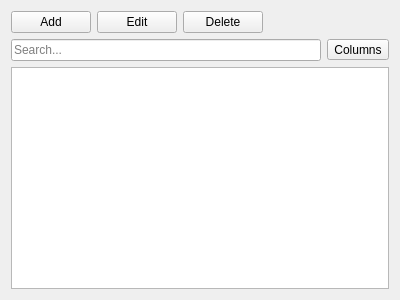
This is Widgets/Docks/DockLines.ui in ma7t3/ScheduleMaster as Qt 5 draws it before an edit. The edited form follows.
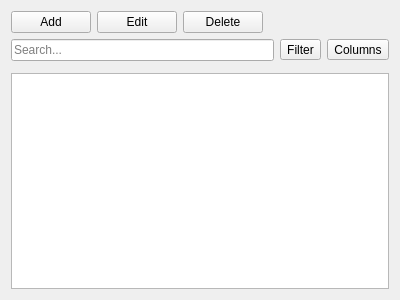
This is the edited form. Custom widgets are drawn as their Qt base class.

Commit message: DockLines: Add filter popup

What changed in the file:
```diff
--- a/Widgets/Docks/DockLines.ui
+++ b/Widgets/Docks/DockLines.ui
@@ -64,6 +64,13 @@
        </property>
       </widget>
      </item>
+     <item>
+      <widget class="QToolButton" name="tbFilter">
+       <property name="text">
+        <string>Filter</string>
+       </property>
+      </widget>
+     </item>
      <item>
       <widget class="QToolButton" name="tbColumns">
        <property name="text">
@@ -76,6 +83,9 @@
      </item>
     </layout>
    </item>
+   <item>
+    <widget class="WdgFilterBanner" name="filterBanner" native="true"/>
+   </item>
    <item>
     <widget class="WdgProjectDataTableView&lt;Line&gt;" name="twLines">
      <property name="selectionBehavior">
@@ -106,6 +116,12 @@
    <extends>QTableView</extends>
    <header>Widgets\WdgProjectDataTableView.h</header>
   </customwidget>
+  <customwidget>
+   <class>WdgFilterBanner</class>
+   <extends>QWidget</extends>
+   <header>Widgets\WdgFilterBanner.h</header>
+   <container>1</container>
+  </customwidget>
  </customwidgets>
  <resources/>
  <connections/>
```
The commit also changes 9 other files.
